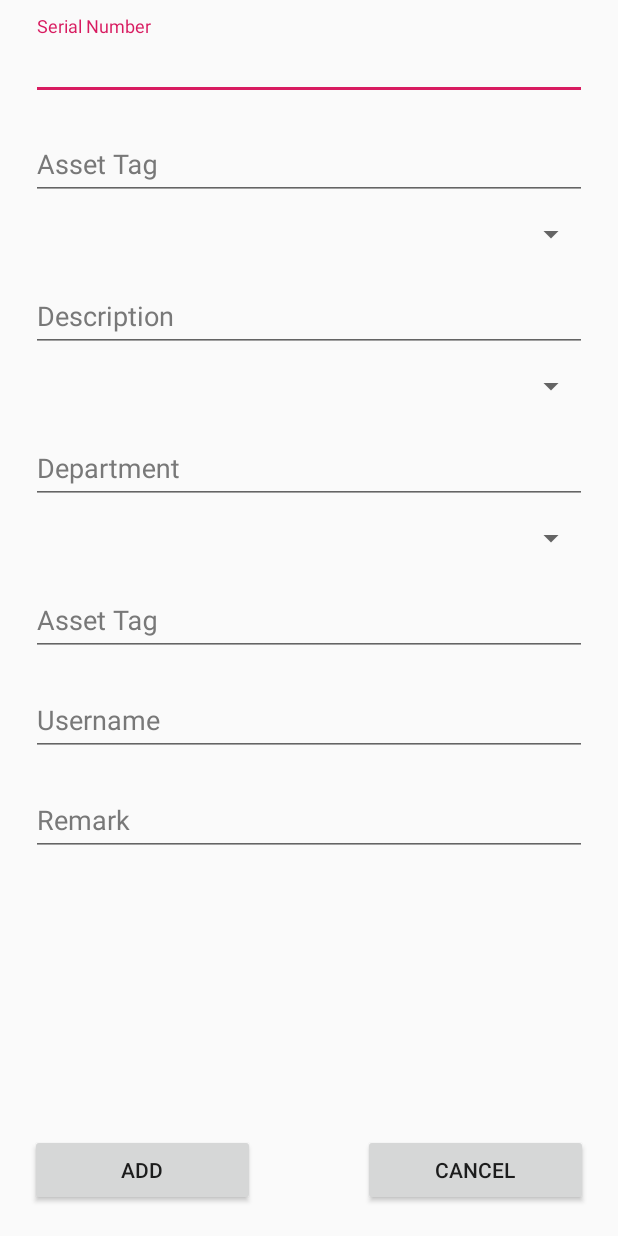
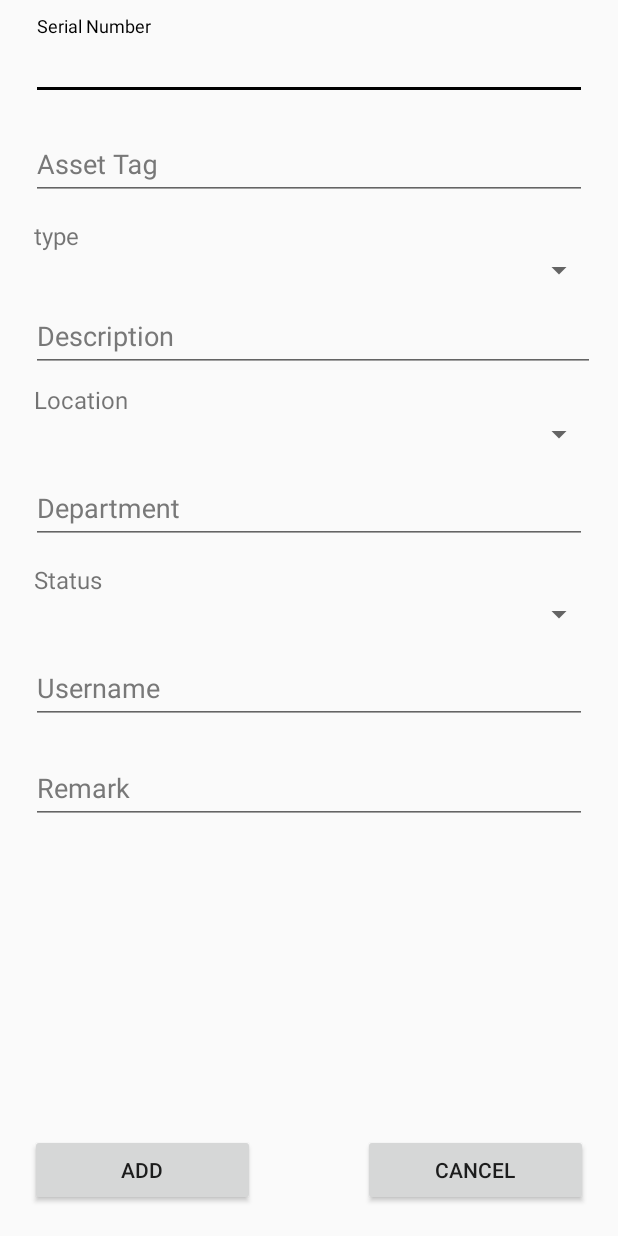
Before and after one commit to safanaqumar/Teddy_App, an Android app: the layout activity_add_new_asset.xml on its own in the app's theme, with its tools: preview values and no code run, on a phone screen of 412 x 824 dp. Run offline under Robolectric (Android 15) with nearby library versions, the phone set to English and light mode, and no system bars.

Commit message:
check db

```diff
--- a/app/src/main/res/layout/activity_add_new_asset.xml
+++ b/app/src/main/res/layout/activity_add_new_asset.xml
@@ -48,26 +48,31 @@
             />
 
         </com.google.android.material.textfield.TextInputLayout>
-        <com.google.android.material.textfield.TextInputLayout
-            android:layout_width="match_parent"
-            android:layout_height="match_parent"
-            android:layout_margin="5dp"
-            style="@style/TextLabel"
-            >
+       <TextView
+           android:layout_width="wrap_content"
+           android:layout_height="wrap_content"
+           android:text="type"
+        android:textSize="16dp"
+           android:layout_marginTop="7dp"
+           android:layout_marginLeft="7dp">
+
+       </TextView>
+
 
             <Spinner
                 android:id="@+id/type"
+                android:layout_marginLeft="4dp"
                 android:layout_width="match_parent"
                 android:layout_height="wrap_content"
             />
 
-        </com.google.android.material.textfield.TextInputLayout>
+
 
         <com.google.android.material.textfield.TextInputLayout
             android:layout_width="match_parent"
             android:layout_height="match_parent"
             style="@style/TextLabel"
-            android:layout_margin="5dp"
+            android:layout_marginLeft="5dp"
             android:hint="Description"
             >
 
@@ -79,22 +84,25 @@
 
         </com.google.android.material.textfield.TextInputLayout>
 
-        <com.google.android.material.textfield.TextInputLayout
-            android:layout_width="match_parent"
-            android:layout_height="match_parent"
-            android:layout_margin="5dp"
-            style="@style/TextLabel"
-            android:hint="Location"
-            >
+        <TextView
+            android:layout_width="wrap_content"
+            android:layout_height="wrap_content"
+            android:text="Location"
+            android:textSize="16dp"
+            android:layout_marginTop="7dp"
+            android:layout_marginLeft="7dp">
+
+        </TextView>
+
 
             <Spinner
                android:id="@+id/loction"
                 android:layout_width="match_parent"
-
+android:layout_marginLeft="5dp"
                 android:layout_height="wrap_content"
               />
 
-        </com.google.android.material.textfield.TextInputLayout>
+
 
         <com.google.android.material.textfield.TextInputLayout
             android:layout_width="match_parent"
@@ -113,38 +121,26 @@
 
         </com.google.android.material.textfield.TextInputLayout>
 
-        <com.google.android.material.textfield.TextInputLayout
-            android:layout_width="match_parent"
-            android:layout_height="match_parent"
-            android:layout_margin="5dp"
-            style="@style/TextLabel"
-            android:hint="Status"
-            >
+
+            <TextView
+                android:layout_width="wrap_content"
+                android:layout_height="wrap_content"
+                android:text="Status"
+                android:textSize="16dp"
+
+                android:layout_marginTop="7dp"
+                android:layout_marginLeft="7dp">
+
+            </TextView>
 
             <Spinner
                 android:id="@+id/status"
                 android:layout_width="match_parent"
-
+android:layout_marginLeft="5dp"
                 android:layout_height="wrap_content"
                 />
 
-        </com.google.android.material.textfield.TextInputLayout>
 
-        <com.google.android.material.textfield.TextInputLayout
-            android:layout_width="match_parent"
-            android:layout_height="match_parent"
-            android:layout_margin="5dp"
-            style="@style/TextLabel"
-            android:hint="Asset Tag"
-
-            >
-
-            <com.google.android.material.textfield.TextInputEditText
-                android:layout_width="match_parent"
-                android:layout_height="wrap_content"
-     />
-
-        </com.google.android.material.textfield.TextInputLayout>
 
         <com.google.android.material.textfield.TextInputLayout
             android:layout_width="match_parent"
--- a/app/src/main/res/values/colors.xml
+++ b/app/src/main/res/values/colors.xml
@@ -2,7 +2,7 @@
 <resources>
     <color name="colorPrimary">@color/gray</color>
     <color name="colorPrimaryDark">@color/gray</color>
-    <color name="colorAccent">#D81B60</color>
+    <color name="colorAccent">#000</color>
     <color name="white">#ffffff</color>
     <color name="black">#000</color>
     <color name="gray">#787878</color>
--- a/build.gradle
+++ b/build.gradle
@@ -8,13 +8,14 @@ buildscript {
     }
     dependencies {
         classpath 'com.android.tools.build:gradle:3.5.3'
+        classpath 'com.google.gms:google-services:4.2.0'
 
         // NOTE: Do not place your application dependencies here; they belong
         // in the individual module build.gradle files
     }
-    dependencies {
+ /*   dependencies {
         classpath 'com.google.gms:google-services:4.3.3'
-    }
+    }*/
 }
 
 allprojects {
@@ -23,6 +24,7 @@ allprojects {
         jcenter()
 
     }
+
 }
 
 task clean(type: Delete) {
```
Also changed, not shown: app/build.gradle (+8 -4 lines), app/src/main/AndroidManifest.xml (+13 -4 lines), app/src/main/java/com/example/teddyapp/Add_new_asset.java (+28 -27 lines), app/src/main/java/com/example/teddyapp/AssetDatabase/AssetDatabase.java (+42 -14 lines), app/src/main/res/values/strings.xml (+48 -0 lines).
